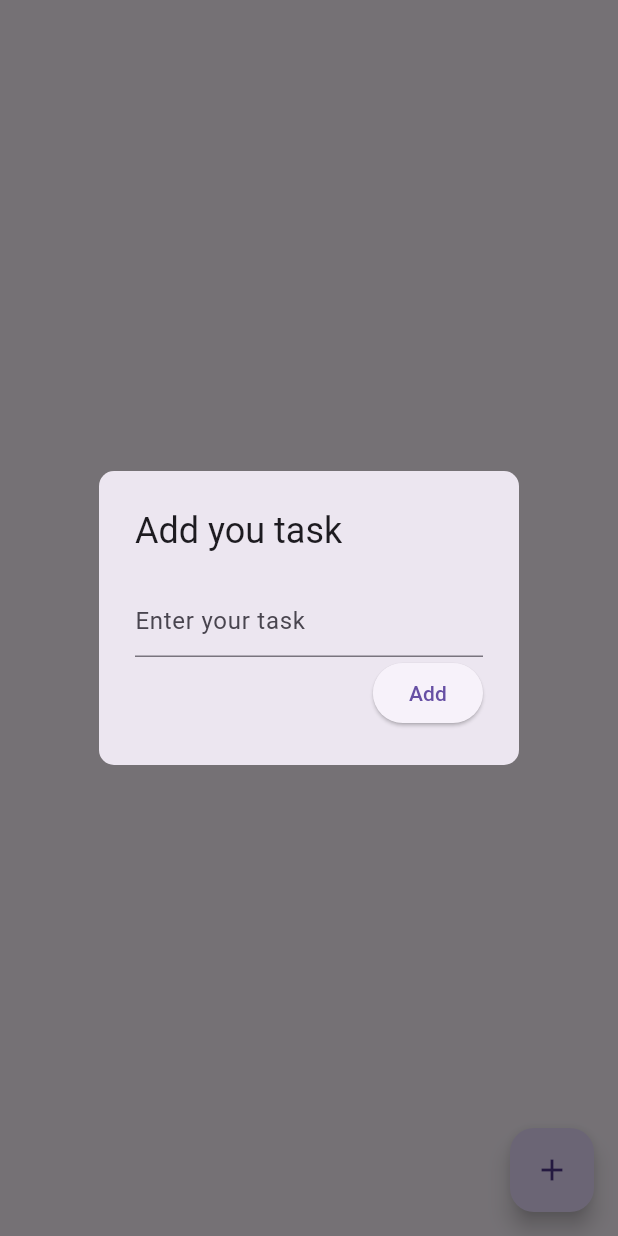
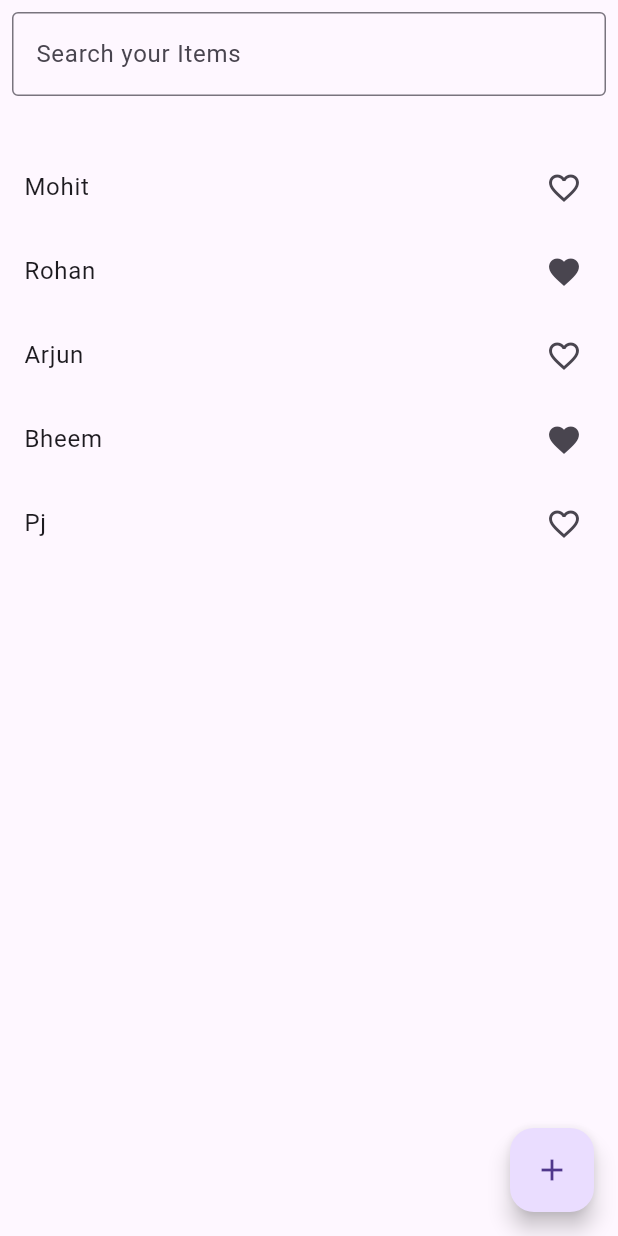
Before and after one commit to JugalBrahma/riverpod, a Flutter app: the screen it shows after launch, after a tap on the "add" icon, on a phone screen of 412 x 824 dp. Run offline on Flutter 3.47's test engine with Material 3 defaults, Android fonts, the phone set to English and light mode, and no system bars; our stand-ins replace flutter_riverpod.

Commit message:
first commit

```diff
--- a/lib/main.dart
+++ b/lib/main.dart
@@ -1,5 +1,6 @@
 import 'package:flutter/material.dart';
 import 'package:flutter_riverpod/flutter_riverpod.dart';
+import 'package:state_provider_riverpod_with_copywith/search/search_home.dart';
 import 'package:state_provider_riverpod_with_copywith/statenotifier/home_statenotifier.dart';
 import 'package:state_provider_riverpod_with_copywith/todostatenotifier/home_page.dart';
 //import 'package:state_provider_riverpod_with_copywith/homepage.dart';
@@ -16,7 +17,7 @@ class MyApp extends StatelessWidget {
   Widget build(BuildContext context) {
     return const ProviderScope(
       child: MaterialApp(
-        home: TodoScreen(),
+        home: SearchHome(),
       ),
     );
   }
--- /dev/null
+++ b/lib/search/search_home.dart
@@ -0,0 +1,52 @@
+import 'package:flutter/material.dart';
+import 'package:flutter_riverpod/flutter_riverpod.dart';
+import 'package:state_provider_riverpod_with_copywith/search/searchprovider.dart';
+
+class SearchHome extends ConsumerWidget {
+  const SearchHome({super.key});
+
+  @override
+  Widget build(BuildContext context, WidgetRef ref) {
+    return Scaffold(
+      body: Column(
+        children: [
+          SafeArea(
+            child: Padding(
+              padding: const EdgeInsets.all(8.0),
+              child: TextField(
+                decoration: const InputDecoration(
+                  hintText: 'Search your Items',
+                  border: OutlineInputBorder(),
+                ),
+                onChanged: (value) {
+                  ref.read(searchProvider.notifier).filterList(value);
+                },
+              ),
+            ),
+          ),
+          const SizedBox(height: 25),
+          Expanded(
+            child: ListView.builder(
+              itemCount: ref.watch(searchProvider).filteredItems.length,
+              itemBuilder: (context, index) {
+                final item = ref.watch(searchProvider).filteredItems[index];
+                return ListTile(
+                  title: Text(item.name),
+                  trailing: Icon(
+                    item.favourite ? Icons.favorite : Icons.favorite_border,
+                  ),
+                );
+              },
+            ),
+          )
+        ],
+      ),
+      floatingActionButton: FloatingActionButton(
+        child: const Icon(Icons.add),
+        onPressed: () {
+          ref.read(searchProvider.notifier).addItem();
+        },
+      ),
+    );
+  }
+}
--- /dev/null
+++ b/lib/search/searchitem.dart
@@ -0,0 +1,24 @@
+import 'package:state_provider_riverpod_with_copywith/search/searchmodel.dart';
+
+class Searchitem {
+  final List<Items> allitems;
+  final List<Items> filteredItems;
+  final String search;
+  Searchitem({
+    required this.allitems,
+    required this.filteredItems,
+    required this.search,
+  });
+
+  Searchitem copyWith({
+    List<Items>? allitems,
+    List<Items>? filteredItems,
+    String? search,
+  }) {
+    return Searchitem(
+      allitems: allitems ?? this.allitems,
+      filteredItems: filteredItems ?? this.filteredItems,
+      search: search ?? this.search,
+    );
+  }
+}
--- /dev/null
+++ b/lib/search/searchmodel.dart
@@ -0,0 +1,23 @@
+import 'package:state_provider_riverpod_with_copywith/todostatenotifier/item_model.dart';
+
+class Items {
+  final int id;
+  final String name;
+  final bool favourite;
+  Items({
+    required this.id,
+    required this.name,
+    required this.favourite,
+  });
+  Items copyWith({
+    int? id,
+    String? name,
+    bool? favourite,
+  }) {
+    return Items(
+      id: id ?? this.id,
+      name: name ?? this.name,
+      favourite: favourite ?? this.favourite,
+    );
+  }
+}
--- /dev/null
+++ b/lib/search/searchprovider.dart
@@ -0,0 +1,41 @@
+import 'package:flutter/material.dart';
+import 'package:flutter_riverpod/flutter_riverpod.dart';
+import 'package:state_provider_riverpod_with_copywith/search/searchitem.dart';
+import 'package:state_provider_riverpod_with_copywith/search/searchmodel.dart';
+import 'package:state_provider_riverpod_with_copywith/todostatenotifier/item_model.dart';
+
+final searchProvider = StateNotifierProvider<Searchprovider, Searchitem>((ref) {
+  return Searchprovider();
+});
+
+class Searchprovider extends StateNotifier<Searchitem> {
+  Searchprovider()
+      : super(Searchitem(allitems: [], filteredItems: [], search: ''));
+  void addItem() {
+    final List<Items> items = [
+      Items(id: 1, name: 'Mohit', favourite: false),
+      Items(id: 2, name: 'Rohan', favourite: true),
+      Items(id: 3, name: 'Arjun', favourite: false),
+      Items(id: 4, name: 'Bheem', favourite: true),
+      Items(id: 5, name: 'Pj', favourite: false),
+    ];
+
+    state = state.copyWith(
+      allitems: items.toList(),
+      filteredItems: items.toList(),
+    );
+  }
+
+  void filterList(String search) {
+    state = state.copyWith(filteredItems: _filterItems(state.allitems, search));
+  }
+
+  List<Items> _filterItems(List<Items> items, String search) {
+    if (search.isEmpty) {
+      return items;
+    }
+    return items
+        .where((item) => item.name.toLowerCase().contains(search.toLowerCase()))
+        .toList();
+  }
+}
--- a/lib/todostatenotifier/home_page.dart
+++ b/lib/todostatenotifier/home_page.dart
@@ -24,7 +24,7 @@ class TodoScreen extends ConsumerWidget {
                   child: ListTile(
                     tileColor: Colors.lightBlue[50],
                     shape: RoundedRectangleBorder(
-                      side: BorderSide(color: Colors.lightBlue, width: 1),
+                      side: const BorderSide(color: Colors.lightBlue, width: 1),
                       borderRadius: BorderRadius.circular(5),
                     ),
                     title: Text('$items'),
```
